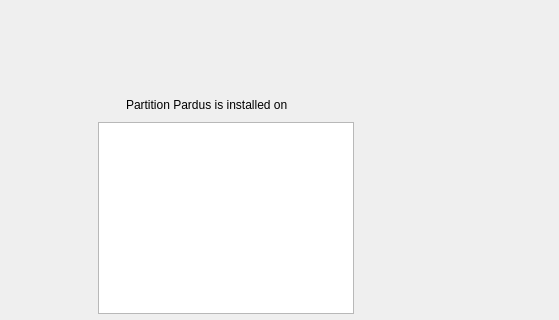
dadas45li/yali, file yali4/gui/Ui/rescuewidget.ui: the form before one commit; both pictures show x 107 to 666 and y 0 to 320 of the 666 by 563 pixel window.
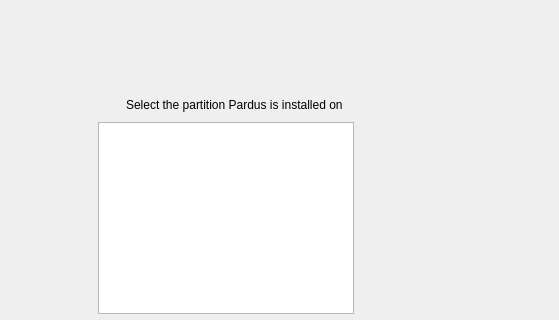
The form after the commit. Icons and pictures are not drawn.

Diff of the .ui file:
```diff
--- a/yali4/gui/Ui/rescuewidget.ui
+++ b/yali4/gui/Ui/rescuewidget.ui
@@ -66,10 +66,10 @@
         <string notr="true"/>
        </property>
        <property name="text">
-        <string>Partition Pardus is installed on</string>
+        <string>Select the partition Pardus is installed on</string>
        </property>
        <property name="wordWrap">
-        <bool>true</bool>
+        <bool>false</bool>
        </property>
       </widget>
      </item>
```
